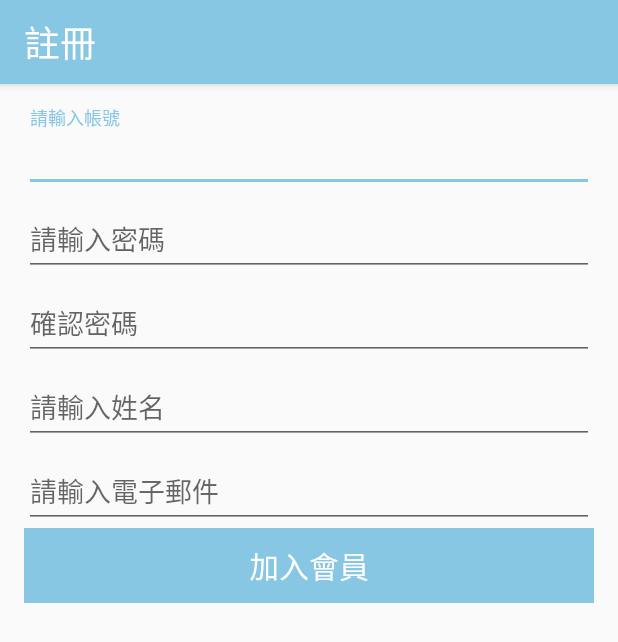
After one commit to n1056722/Android-RoadToAdventure, an Android app: the SignUpActivity screen opened directly, with no data from a screen before it, on a phone screen of 412 x 824 dp. The commit adds this screen. Shown: the top 642 px of the screen. Run offline under Robolectric (Android 15) with nearby library versions, the phone set to English and light mode, and no system bars.

Commit message:
add sign up activity

```diff
--- a/app/src/main/AndroidManifest.xml
+++ b/app/src/main/AndroidManifest.xml
@@ -57,7 +57,8 @@
         <activity android:name=".activity.FriendChatActivity" />
         <activity android:name=".activity.SearchFriendActivity" />
         <activity android:name=".activity.PersonalRecordListActivity" />
-        <activity android:name=".activity.AddPersonalRecordActivity"></activity>
+        <activity android:name=".activity.AddPersonalRecordActivity" />
+        <activity android:name=".activity.SignUpActivity"></activity>
     </application>
 
 </manifest>
--- a/app/src/main/java/ya/haojun/roadtoadventure/activity/LoginActivity.java
+++ b/app/src/main/java/ya/haojun/roadtoadventure/activity/LoginActivity.java
@@ -35,6 +35,7 @@ public class LoginActivity extends CommonActivity implements View.OnClickListene
                 finish();
                 break;
             case R.id.tv_login_sign_up:
+                openActivity(SignUpActivity.class);
                 break;
             case R.id.tv_login_forget_password:
                 break;
--- a/app/src/main/java/ya/haojun/roadtoadventure/activity/SelectDistanceMapActivity.java
+++ b/app/src/main/java/ya/haojun/roadtoadventure/activity/SelectDistanceMapActivity.java
@@ -142,6 +142,7 @@ public class SelectDistanceMapActivity extends CommonActivity implements OnMapRe
         mMap.setOnPolylineClickListener(new GoogleMap.OnPolylineClickListener() {
             @Override
             public void onPolylineClick(Polyline polyline) {
+
                 for (Polyline p : list_polyline) {
                     p.setColor(p.equals(polyline) ? ContextCompat.getColor(SelectDistanceMapActivity.this, R.color.colorPrimary) : Color.GRAY);
                 }
@@ -280,18 +281,15 @@ public class SelectDistanceMapActivity extends CommonActivity implements OnMapRe
                     for (GoogleRoute route : direction.getRoutes()) {
                         if (route.getPolyline().getColor() == ContextCompat.getColor(this, R.color.colorPrimary)) { // find selected
                             t(route.getSummary());
+                            Bundle b = new Bundle();
+                            ArrayList<LatLng> list = new ArrayList<>();
+                            list.addAll(route.getPolyline().getPoints());
+                            b.putParcelableArrayList("routes", list);
+                            openActivity(ChartActivity.class, b);
                             break;
                         }
                     }
                 }
-//
-//                Bundle b = new Bundle();
-//                ArrayList<LatLng> list = new ArrayList<>();
-//                list.addAll(list_latLng);
-//                b.putParcelableArrayList("routes", list);
-//                HashMap<Integer>
-//
-//                openActivity(ChartActivity.class, b);
                 break;
             case R.id.tv_select_distance_confirm:
                 Intent intent = new Intent();
--- /dev/null
+++ b/app/src/main/java/ya/haojun/roadtoadventure/activity/SignUpActivity.java
@@ -0,0 +1,15 @@
+package ya.haojun.roadtoadventure.activity;
+
+import android.support.v7.app.AppCompatActivity;
+import android.os.Bundle;
+
+import ya.haojun.roadtoadventure.R;
+
+public class SignUpActivity extends AppCompatActivity {
+
+    @Override
+    protected void onCreate(Bundle savedInstanceState) {
+        super.onCreate(savedInstanceState);
+        setContentView(R.layout.activity_sign_up);
+    }
+}
--- /dev/null
+++ b/app/src/main/res/layout/activity_sign_up.xml
@@ -0,0 +1,113 @@
+<?xml version="1.0" encoding="utf-8"?>
+<LinearLayout xmlns:android="http://schemas.android.com/apk/res/android"
+    xmlns:app="http://schemas.android.com/apk/res-auto"
+    android:layout_width="match_parent"
+    android:layout_height="match_parent"
+    android:orientation="vertical">
+
+    <android.support.design.widget.AppBarLayout
+        android:layout_width="match_parent"
+        android:layout_height="wrap_content"
+        android:theme="@style/AppTheme.AppBarOverlay">
+
+        <android.support.v7.widget.Toolbar
+            android:layout_width="match_parent"
+            android:layout_height="?attr/actionBarSize"
+            android:background="?attr/colorPrimary"
+            app:popupTheme="@style/AppTheme.PopupOverlay">
+
+            <RelativeLayout
+                android:layout_width="match_parent"
+                android:layout_height="match_parent">
+
+                <TextView
+                    android:layout_width="wrap_content"
+                    android:layout_height="wrap_content"
+                    android:layout_centerVertical="true"
+                    android:text="註冊"
+                    android:textColor="#FFF"
+                    android:textSize="24sp" />
+            </RelativeLayout>
+        </android.support.v7.widget.Toolbar>
+    </android.support.design.widget.AppBarLayout>
+
+    <ScrollView
+        android:layout_width="match_parent"
+        android:layout_height="wrap_content">
+
+        <LinearLayout
+            android:layout_width="match_parent"
+            android:layout_height="wrap_content"
+            android:focusable="true"
+            android:focusableInTouchMode="true"
+            android:orientation="vertical"
+            android:padding="16dp">
+
+            <android.support.design.widget.TextInputLayout
+                android:layout_width="match_parent"
+                android:layout_height="wrap_content">
+
+                <EditText
+                    android:layout_width="match_parent"
+                    android:layout_height="wrap_content"
+                    android:hint="請輸入帳號"
+                    android:inputType="text"
+                    android:maxLines="1" />
+            </android.support.design.widget.TextInputLayout>
+
+            <android.support.design.widget.TextInputLayout
+                android:layout_width="match_parent"
+                android:layout_height="wrap_content">
+
+                <EditText
+                    android:layout_width="match_parent"
+                    android:layout_height="wrap_content"
+                    android:hint="請輸入密碼"
+                    android:inputType="textPassword"
+                    android:maxLines="1" />
+            </android.support.design.widget.TextInputLayout>
+
+            <android.support.design.widget.TextInputLayout
+                android:layout_width="match_parent"
+                android:layout_height="wrap_content">
+
+                <EditText
+                    android:layout_width="match_parent"
+                    android:layout_height="wrap_content"
+                    android:hint="確認密碼"
+                    android:inputType="textPassword"
+                    android:maxLines="1" />
+            </android.support.design.widget.TextInputLayout>
+
+            <android.support.design.widget.TextInputLayout
+                android:layout_width="match_parent"
+                android:layout_height="wrap_content">
+
+                <EditText
+                    android:layout_width="match_parent"
+                    android:layout_height="wrap_content"
+                    android:hint="請輸入姓名"
+                    android:inputType="text"
+                    android:maxLines="1" />
+            </android.support.design.widget.TextInputLayout>
+
+            <android.support.design.widget.TextInputLayout
+                android:layout_width="match_parent"
+                android:layout_height="wrap_content">
+
+                <EditText
+                    android:layout_width="match_parent"
+                    android:layout_height="wrap_content"
+                    android:hint="請輸入電子郵件"
+                    android:inputType="textEmailAddress"
+                    android:maxLines="1" />
+            </android.support.design.widget.TextInputLayout>
+
+            <TextView
+                style="@style/AppTheme.TextView"
+                android:layout_width="match_parent"
+                android:layout_height="wrap_content"
+                android:text="加入會員" />
+        </LinearLayout>
+    </ScrollView>
+</LinearLayout>
```
